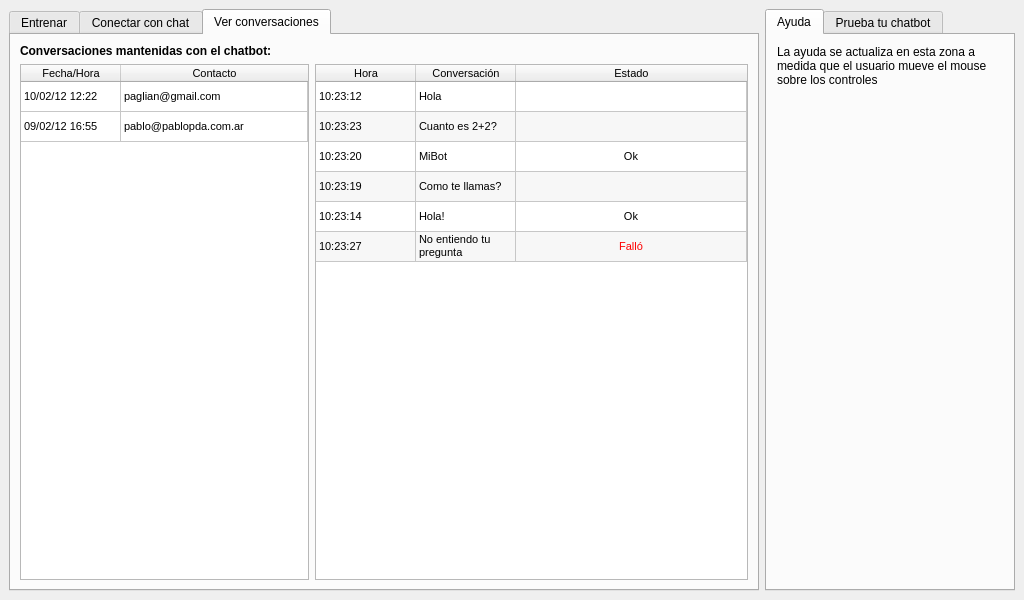
Before: the Qt Designer form src/main-project/mainwindow.ui in lvklabs/chatbot, drawn with Qt 5.
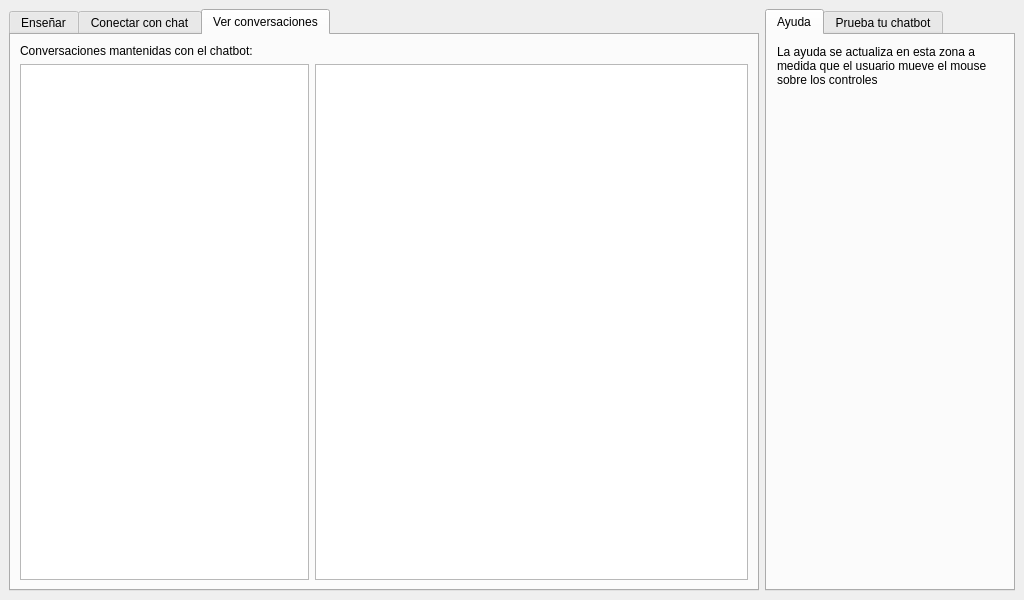
After: the same form once the commit is applied. The open tabs and pages were chosen to show the change.

Commit message: Replaced Table and Tree widgets with ones with Model/View interface. Rules toolbar with more verbose buttons

What changed in the file:
```diff
--- a/src/main-project/mainwindow.ui
+++ b/src/main-project/mainwindow.ui
@@ -24,7 +24,7 @@
         </property>
         <widget class="QWidget" name="trainTab">
          <attribute name="title">
-          <string>Entrenar</string>
+          <string>Enseñar</string>
          </attribute>
          <layout class="QGridLayout" name="gridLayout_4">
           <item row="0" column="2">
@@ -333,8 +333,21 @@
          <layout class="QGridLayout" name="gridLayout_9">
           <item row="0" column="0">
            <layout class="QGridLayout" name="conversationTabGridLayout" columnstretch="2,3">
+            <item row="0" column="0" colspan="2">
+             <widget class="QLabel" name="conversationHeaderLabel">
+              <property name="font">
+               <font>
+                <weight>50</weight>
+                <bold>false</bold>
+               </font>
+              </property>
+              <property name="text">
+               <string>Conversaciones mantenidas con el chatbot:</string>
+              </property>
+             </widget>
+            </item>
             <item row="1" column="0">
-             <widget class="QTableWidget" name="conversationContactsTable">
+             <widget class="QTableView" name="conversationContactsTable">
               <property name="font">
                <font>
                 <pointsize>8</pointsize>
@@ -349,69 +362,16 @@
               <property name="sortingEnabled">
                <bool>true</bool>
               </property>
-              <attribute name="horizontalHeaderStretchLastSection">
+              <attribute name="verticalHeaderCascadingSectionResizes">
                <bool>true</bool>
               </attribute>
-              <attribute name="verticalHeaderVisible">
-               <bool>false</bool>
+              <attribute name="verticalHeaderDefaultSectionSize">
+               <number>0</number>
               </attribute>
-              <row>
-               <property name="text">
-                <string>New Row</string>
-               </property>
-              </row>
-              <row>
-               <property name="text">
-                <string>New Row</string>
-               </property>
-              </row>
-              <column>
-               <property name="text">
-                <string>Fecha/Hora</string>
-               </property>
-              </column>
-              <column>
-               <property name="text">
-                <string>Contacto</string>
-               </property>
-              </column>
-              <item row="0" column="0">
-               <property name="text">
-                <string>10/02/12 12:22</string>
-               </property>
-              </item>
-              <item row="0" column="1">
-               <property name="text">
-                <string>paglian@gmail.com</string>
-               </property>
-              </item>
-              <item row="1" column="0">
-               <property name="text">
-                <string>09/02/12 16:55</string>
-               </property>
-              </item>
-              <item row="1" column="1">
-               <property name="text">
-                <string>pablo@pablopda.com.ar</string>
-               </property>
-              </item>
-             </widget>
-            </item>
-            <item row="0" column="0" colspan="2">
-             <widget class="QLabel" name="conversationHeaderLabel">
-              <property name="font">
-               <font>
-                <weight>75</weight>
-                <bold>true</bold>
-               </font>
-              </property>
-              <property name="text">
-               <string>Conversaciones mantenidas con el chatbot:</string>
-              </property>
              </widget>
             </item>
             <item row="1" column="1">
-             <widget class="QTableWidget" name="conversationTable">
+             <widget class="QTableView" name="conversationTable">
               <property name="font">
                <font>
                 <pointsize>8</pointsize>
@@ -432,182 +392,12 @@
               <property name="sortingEnabled">
                <bool>true</bool>
               </property>
-              <attribute name="horizontalHeaderStretchLastSection">
+              <attribute name="verticalHeaderCascadingSectionResizes">
                <bool>true</bool>
               </attribute>
-              <attribute name="verticalHeaderVisible">
-               <bool>false</bool>
+              <attribute name="verticalHeaderDefaultSectionSize">
+               <number>0</number>
               </attribute>
-              <row>
-               <property name="text">
-                <string>Contacto</string>
-               </property>
-              </row>
-              <row>
-               <property name="text">
-                <string>Chatbot</string>
-               </property>
-              </row>
-              <row>
-               <property name="text">
-                <string>Contacto</string>
-               </property>
-              </row>
-              <row>
-               <property name="text">
-                <string>Chatbot</string>
-               </property>
-              </row>
-              <row>
-               <property name="text">
-                <string>Contacto</string>
-               </property>
-              </row>
-              <row>
-               <property name="text">
-                <string>Chatbot</string>
-               </property>
-              </row>
-              <column>
-               <property name="text">
-                <string>Hora</string>
-               </property>
-              </column>
-              <column>
-               <property name="text">
-                <string>Conversación</string>
-               </property>
-              </column>
-              <column>
-               <property name="text">
-                <string>Estado</string>
-               </property>
-              </column>
-              <item row="0" column="0">
-               <property name="text">
-                <string>10:23:12</string>
-               </property>
-              </item>
-              <item row="0" column="1">
-               <property name="text">
-                <string>Hola</string>
-               </property>
-              </item>
-              <item row="0" column="2">
-               <property name="text">
-                <string/>
-               </property>
-              </item>
-              <item row="1" column="0">
-               <property name="text">
-                <string>10:23:23</string>
-               </property>
-              </item>
-              <item row="1" column="1">
-               <property name="text">
-                <string>Cuanto es 2+2?</string>
-               </property>
-              </item>
-              <item row="2" column="0">
-               <property name="text">
-                <string>10:23:20</string>
-               </property>
-              </item>
-              <item row="2" column="1">
-               <property name="text">
-                <string>MiBot</string>
-               </property>
-              </item>
-              <item row="2" column="2">
-               <property name="text">
-                <string>Ok</string>
-               </property>
-               <property name="textAlignment">
-                <set>AlignHCenter|AlignVCenter|AlignCenter</set>
-               </property>
-               <property name="foreground">
-                <brush brushstyle="NoBrush">
-                 <color alpha="255">
-                  <red>85</red>
-                  <green>170</green>
-                  <blue>0</blue>
-                 </color>
-                </brush>
-               </property>
-              </item>
-              <item row="3" column="0">
-               <property name="text">
-                <string>10:23:19</string>
-               </property>
-              </item>
-              <item row="3" column="1">
-               <property name="text">
-                <string>Como te llamas?</string>
-               </property>
-              </item>
-              <item row="4" column="0">
-               <property name="text">
-                <string>10:23:14</string>
-               </property>
-              </item>
-              <item row="4" column="1">
-               <property name="text">
-                <string>Hola!</string>
-               </property>
-              </item>
-              <item row="4" column="2">
-               <property name="text">
-                <string>Ok</string>
-               </property>
-               <property name="textAlignment">
-                <set>AlignHCenter|AlignVCenter|AlignCenter</set>
-               </property>
-               <property name="foreground">
-                <brush brushstyle="NoBrush">
-                 <color alpha="255">
-                  <red>85</red>
-                  <green>170</green>
-                  <blue>0</blue>
-                 </color>
-                </brush>
-               </property>
-              </item>
-              <item row="5" column="0">
-               <property name="text">
-                <string>10:23:27</string>
-               </property>
-              </item>
-              <item row="5" column="1">
-               <property name="text">
-                <string>No entiendo tu pregunta</string>
-               </property>
-              </item>
-              <item row="5" column="2">
-               <property name="text">
-                <string>Falló</string>
-               </property>
-               <property name="textAlignment">
-                <set>AlignHCenter|AlignVCenter|AlignCenter</set>
-               </property>
-               <property name="background">
-                <brush brushstyle="NoBrush">
-                 <color alpha="255">
-                  <red>0</red>
-                  <green>0</green>
-                  <blue>0</blue>
-                 </color>
-                </brush>
-               </property>
-               <property name="foreground">
-                <brush brushstyle="SolidPattern">
-                 <color alpha="255">
-                  <red>255</red>
-                  <green>0</green>
-                  <blue>0</blue>
-                 </color>
-                </brush>
-               </property>
-              </item>
              </widget>
             </item>
            </layout>
```
Left out of the diff: 91 changed lines with no effect on the pictures. The commit also changes 1 other file.
